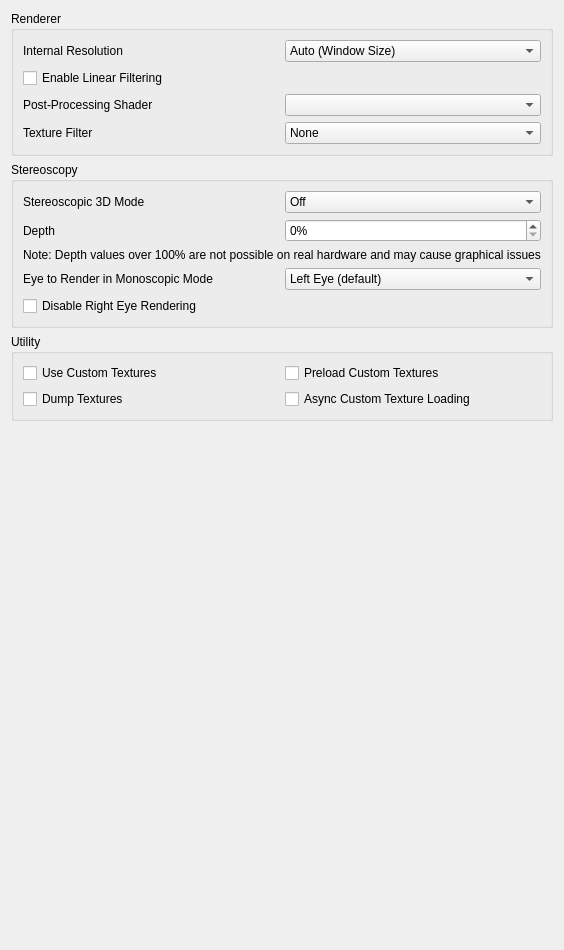
First picture: the form in src/citra_qt/configuration/configure_enhancements.ui, repository amwatson/CitraVR, before the edit.
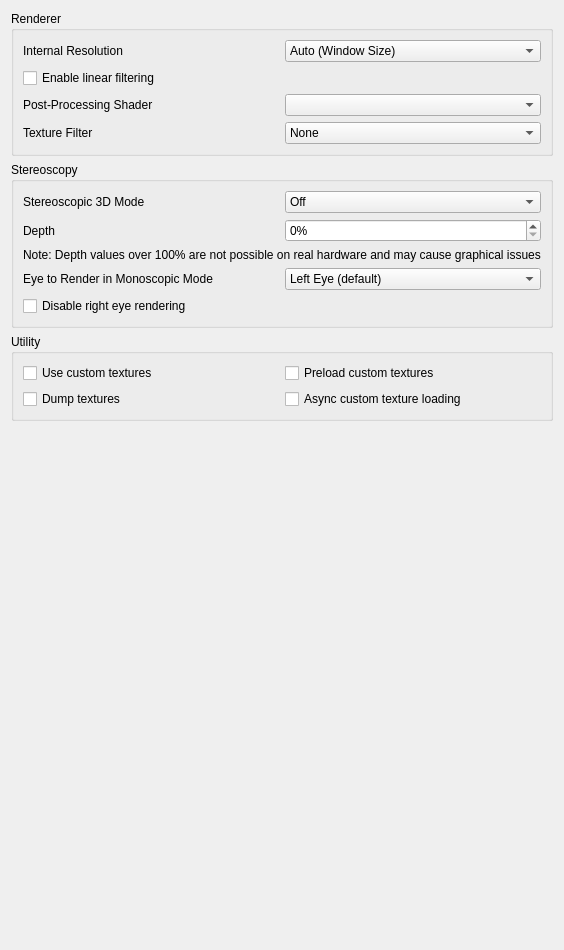
Second picture: the form after the edit.

```diff
--- a/src/citra_qt/configuration/configure_enhancements.ui
+++ b/src/citra_qt/configuration/configure_enhancements.ui
@@ -113,7 +113,7 @@
       <item>
        <widget class="QCheckBox" name="toggle_linear_filter">
         <property name="text">
-         <string>Enable Linear Filtering</string>
+         <string>Enable linear filtering</string>
         </property>
        </widget>
       </item>
@@ -320,7 +320,7 @@
       <item>
         <widget class="QCheckBox" name="disable_right_eye_render">
           <property name="text">
-            <string>Disable Right Eye Rendering</string>
+            <string>Disable right eye rendering</string>
           </property>
           <property name="toolTip">
             <string>&lt;html&gt;&lt;head/&gt;&lt;body&gt;&lt;p&gt;Disable Right Eye Rendering&lt;/p&gt;&lt;p&gt;Disables rendering the right eye image when not using stereoscopic mode. Greatly improves performance in some applications, but can cause flickering in others.&lt;/p&gt;&lt;/body&gt;&lt;/html&gt;</string>
@@ -342,7 +342,7 @@
          <string>&lt;html&gt;&lt;head/&gt;&lt;body&gt;&lt;p&gt;Replace textures with PNG files.&lt;/p&gt;&lt;p&gt;Textures are loaded from load/textures/[Title ID]/.&lt;/p&gt;&lt;/body&gt;&lt;/html&gt;</string>
         </property>
         <property name="text">
-         <string>Use Custom Textures</string>
+         <string>Use custom textures</string>
         </property>
        </widget>
       </item>
@@ -352,7 +352,7 @@
          <string>&lt;html&gt;&lt;head/&gt;&lt;body&gt;&lt;p&gt;Dump textures to PNG files.&lt;/p&gt;&lt;p&gt;Textures are dumped to dump/textures/[Title ID]/.&lt;/p&gt;&lt;/body&gt;&lt;/html&gt;</string>
         </property>
         <property name="text">
-         <string>Dump Textures</string>
+         <string>Dump textures</string>
         </property>
        </widget>
       </item>
@@ -362,7 +362,7 @@
          <string>&lt;html&gt;&lt;head/&gt;&lt;body&gt;&lt;p&gt;Load all custom textures into memory on boot, instead of loading them when the application requires them.&lt;/p&gt;&lt;/body&gt;&lt;/html&gt;</string>
         </property>
         <property name="text">
-         <string>Preload Custom Textures</string>
+         <string>Preload custom textures</string>
         </property>
        </widget>
       </item>
@@ -372,7 +372,7 @@
          <string>&lt;html&gt;&lt;head/&gt;&lt;body&gt;&lt;p&gt;Load custom textures asynchronously with background threads to reduce loading stutter&lt;/p&gt;&lt;/body&gt;&lt;/html&gt;</string>
         </property>
         <property name="text">
-         <string>Async Custom Texture Loading</string>
+         <string>Async custom texture loading</string>
         </property>
        </widget>
       </item>
```
